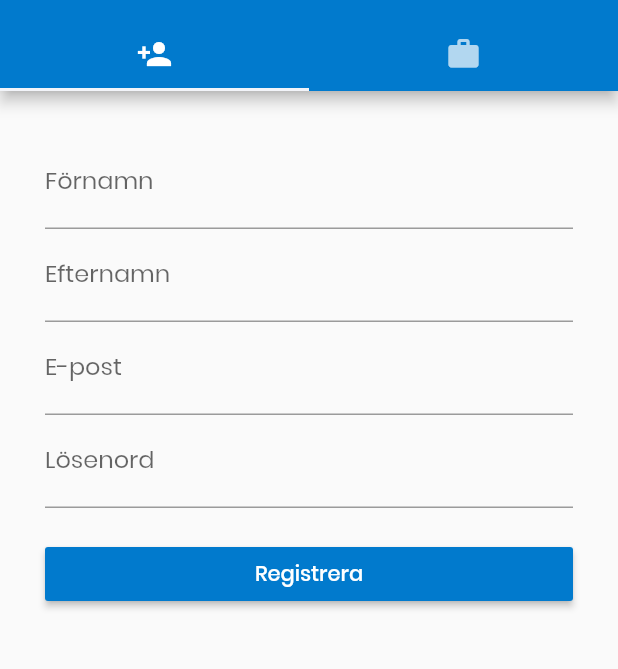
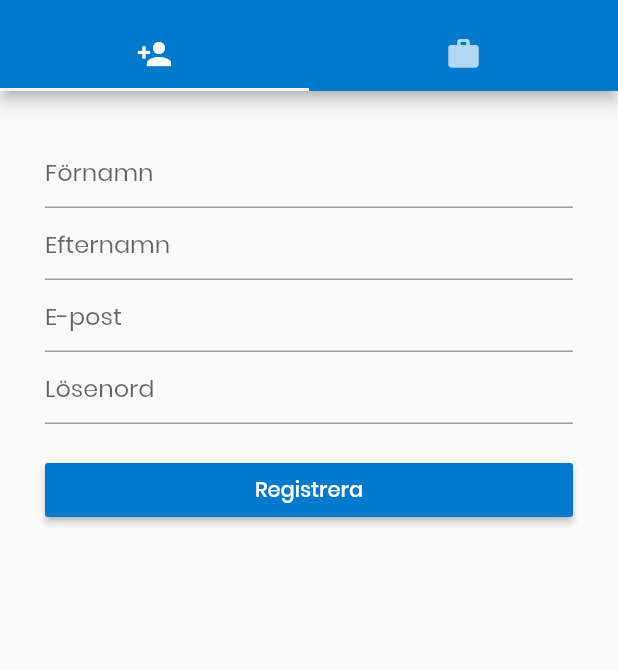
Before and after one commit to sdg85/timebuddy, a Flutter app: the AdminScreen screen opened by its route, on a phone screen of 412 x 824 dp, the part 65-734 px from its top. Run offline on Flutter 3.47's test engine with Material 2 defaults, Android fonts, the phone set to English and light mode, and no system bars; our stand-ins replace cloud_firestore, email_validator, firebase_auth, geolocator, table_calendar; accounts and stored records are empty.

Commit message:
code cleanup

```diff
--- a/lib/screens/register_user_screen.dart
+++ b/lib/screens/register_user_screen.dart
@@ -1,5 +1,6 @@
 import 'package:email_validator/email_validator.dart';
 import 'package:flutter/material.dart';
+import 'package:timebuddy/consts.dart';
 
 import '../models/user.dart';
 import '../services/auth_service.dart';
@@ -35,7 +36,7 @@ class _RegisterUserScreenState extends State<RegisterUserScreen> {
               valid
                   ? Text("User successfully created")
                   : Text(
-                      "Något gick fel vid inloggningen var vänlig försök igen"),
+                      "Något gick fel när användaren skulle sparas."),
               Spacer(),
               valid ? Icon(Icons.check_circle) : Icon(Icons.error_outline)
             ],
@@ -60,7 +61,7 @@ class _RegisterUserScreenState extends State<RegisterUserScreen> {
                         children: <Widget>[
                           TextFormField(
                             onSaved: (val) => firstname = val,
-                            decoration: InputDecoration(labelText: "Förnamn"),
+                            decoration: InputDecoration(hintText: "Förnamn"),
                             validator: (val) {
                               return val == ""
                                   ? "Förnamn är obligatoriskt."
@@ -69,7 +70,7 @@ class _RegisterUserScreenState extends State<RegisterUserScreen> {
                           ),
                           TextFormField(
                             onSaved: (val) => lastname = val,
-                            decoration: InputDecoration(labelText: "Efternamn"),
+                            decoration: InputDecoration(hintText: "Efternamn"),
                             validator: (val) {
                               return val == ""
                                   ? "Efternamn är obligatoriskt."
@@ -79,7 +80,7 @@ class _RegisterUserScreenState extends State<RegisterUserScreen> {
                           TextFormField(
                             keyboardType: TextInputType.emailAddress,
                             onSaved: (val) => email = val,
-                            decoration: InputDecoration(labelText: "E-post"),
+                            decoration: InputDecoration(hintText: "E-post"),
                             validator: (value) {
                               if (!EmailValidator.validate(value)) {
                                 return "Var god och ange ett giltigt e-postadress";
@@ -99,7 +100,7 @@ class _RegisterUserScreenState extends State<RegisterUserScreen> {
                               return null;
                             },
                             onSaved: (val) => password = val,
-                            decoration: InputDecoration(labelText: "Lösenord"),
+                            decoration: InputDecoration(hintText: "Lösenord"),
                           ),
                           SizedBox(
                             height: 20.0,
@@ -107,12 +108,9 @@ class _RegisterUserScreenState extends State<RegisterUserScreen> {
                           SizedBox(
                             width: double.maxFinite - 30.0,
                             child: RaisedButton(
-                              child: Text(
-                                "Registrera",
-                                style: TextStyle(
-                                    color: Colors.white,
-                                    fontWeight: FontWeight.w500),
-                              ),
+                              color: Theme.of(context).primaryColor,
+                              textColor: Colors.white,
+                              child: Text("Registrera"),
                               onPressed: () async {
                                 if (_key.currentState.validate()) {
                                   _key.currentState.save();
@@ -121,7 +119,8 @@ class _RegisterUserScreenState extends State<RegisterUserScreen> {
                                       email: email,
                                       firstname: firstname,
                                       lastname: lastname,
-                                      photo: photo);
+                                      photo: photo ?? AppConsts.userProfileImage);
+
                                   final result =
                                       await auth.newUser(password, user);
 
@@ -135,7 +134,6 @@ class _RegisterUserScreenState extends State<RegisterUserScreen> {
                                   autoValidate = true;
                                 });
                               },
-                              color: Color(0xff017ACD),
                             ),
                           ),
                         ],
--- a/lib/screens/work_shift_detail_screen.dart
+++ b/lib/screens/work_shift_detail_screen.dart
@@ -29,7 +29,7 @@ class WorkShiftDetailScreen extends StatelessWidget {
             top: 60.0,
             left: middle,
             child: Hero(
-              tag: workShift.firstName + workShift.lastName,
+              tag: workShift.name,
               transitionOnUserGestures: true,
               flightShuttleBuilder: (
                 BuildContext flightContext,
--- a/lib/widgets/scheduled_employees_list.dart
+++ b/lib/widgets/scheduled_employees_list.dart
@@ -17,7 +17,7 @@ class ScheduledEmployeesList extends StatelessWidget {
         (context, index) {
           final workShift = provider.selectedDayWorkShifts[index];
           return Hero(
-              tag: workShift.firstName + workShift.lastName,
+              tag: workShift.name,
               transitionOnUserGestures: true,
               flightShuttleBuilder: (
                 BuildContext flightContext,
--- a/lib/widgets/work_shift_card.dart
+++ b/lib/widgets/work_shift_card.dart
@@ -32,7 +32,7 @@ class WorkShiftCard extends StatelessWidget {
                       crossAxisAlignment: CrossAxisAlignment.start,
                       children: <Widget>[
                         Text(
-                          "${employeeShift.firstName} ${employeeShift.lastName}",
+                          "${employeeShift.name}",
                           style: TextStyle(
                               fontWeight: FontWeight.w700, fontSize: 15.0),
                         ),
```
Also changed, not shown: lib/providers/work_shift_provider.dart (+10 -12 lines).
